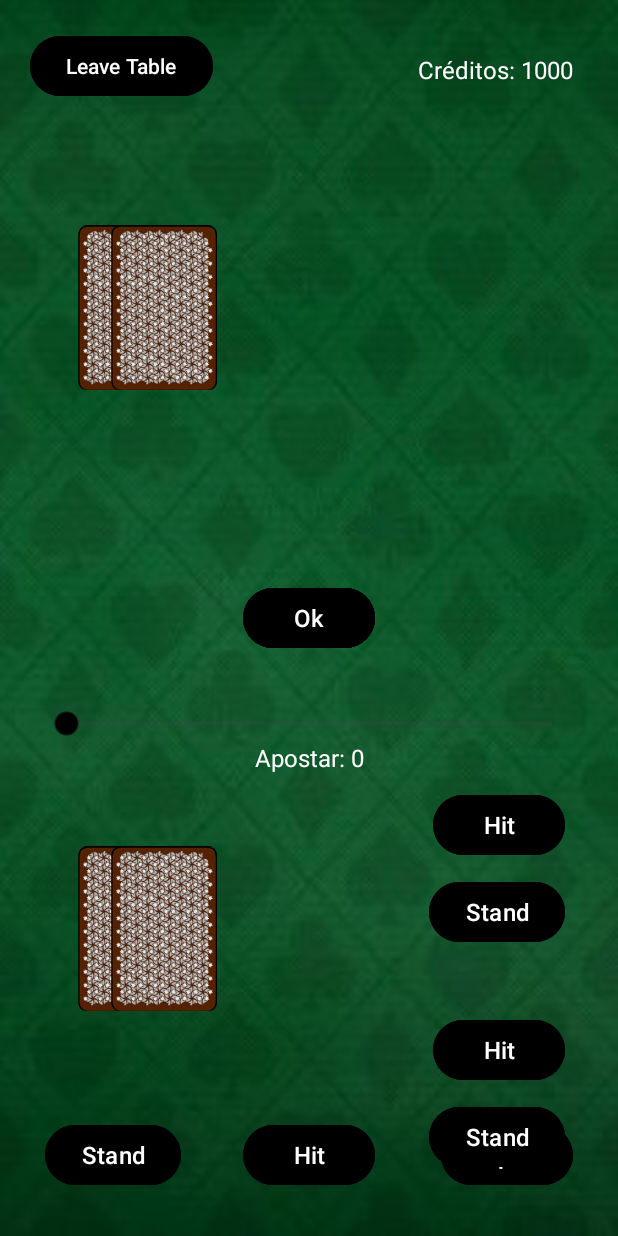
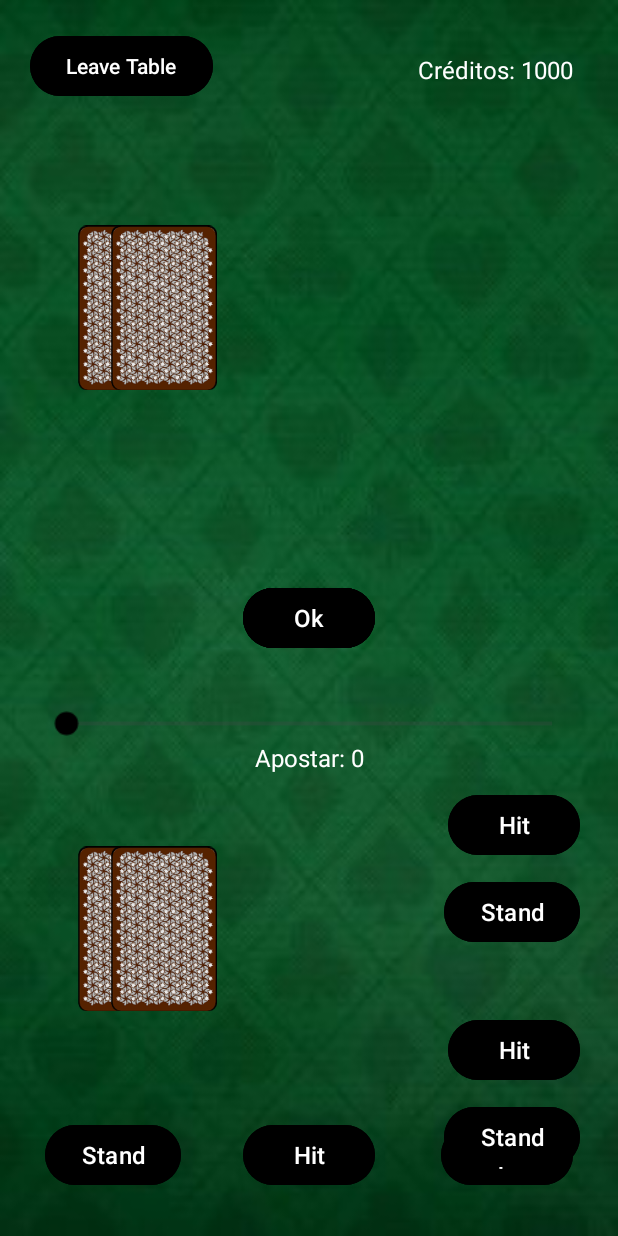
Before and after one commit to Metzenga04/Pocket-Vegas, an Android app: the layout activity_black_jack.xml on its own in the app's theme, with its tools: preview values and no code run, on a phone screen of 412 x 824 dp. Run offline under Robolectric (Android 15) with nearby library versions, the phone set to English and light mode, and no system bars.

Commit message:
Ok button and Dealer hand on the split option of the BlackJack

```diff
--- a/app/src/main/res/layout/activity_black_jack.xml
+++ b/app/src/main/res/layout/activity_black_jack.xml
@@ -6,6 +6,72 @@
     android:layout_height="match_parent"
     android:background="@drawable/mesadefundo"
     tools:context=".BlackJack">
+
+    <LinearLayout
+        android:id="@+id/linearDealer"
+        android:layout_width="300dp"
+        android:layout_height="110dp"
+        android:layout_marginStart="40dp"
+        android:layout_marginTop="150dp"
+        android:layout_marginEnd="50dp"
+        android:orientation="horizontal"
+        app:layout_constraintEnd_toEndOf="parent"
+        app:layout_constraintStart_toStartOf="parent"
+        app:layout_constraintTop_toTopOf="parent">
+
+        <ImageView
+            android:id="@+id/dealerCard"
+            android:layout_width="72dp"
+            android:layout_height="110dp"
+            android:layout_marginStart="0dp"
+            android:layout_marginTop="0dp"
+            android:layout_marginEnd="0dp"
+            android:src="@drawable/cardback" />
+
+        <ImageView
+            android:id="@+id/dealerCard2"
+            android:layout_width="72dp"
+            android:layout_height="110dp"
+            android:layout_marginStart="-50dp"
+            android:layout_marginTop="0dp"
+            android:layout_marginEnd="0dp"
+            android:src="@drawable/cardback" />
+
+        <ImageView
+            android:id="@+id/dealerCard3"
+            android:layout_width="72dp"
+            android:layout_height="110dp"
+            android:layout_marginStart="-50dp"
+            android:layout_marginTop="0dp"
+            android:layout_marginEnd="0dp" />
+
+        <ImageView
+            android:id="@+id/dealerCard4"
+            android:layout_width="72dp"
+            android:layout_height="110dp"
+            android:layout_marginStart="-50dp"
+            android:layout_marginTop="0dp"
+            android:layout_marginEnd="0dp"
+            android:layout_weight="0" />
+
+        <ImageView
+            android:id="@+id/dealerCard5"
+            android:layout_width="72dp"
+            android:layout_height="110dp"
+            android:layout_marginStart="-50dp"
+            android:layout_marginTop="0dp"
+            android:layout_marginEnd="0dp"
+            android:layout_weight="0" />
+
+        <ImageView
+            android:id="@+id/dealerCard6"
+            android:layout_width="72dp"
+            android:layout_height="110dp"
+            android:layout_marginStart="-50dp"
+            android:layout_marginTop="0dp"
+            android:layout_marginEnd="0dp"
+            android:layout_weight="0" />
+    </LinearLayout>
 
     <Button
         android:id="@+id/btnHit"
@@ -121,72 +187,6 @@
             android:layout_weight="0" />
     </LinearLayout>
 
-    <LinearLayout
-        android:id="@+id/linearDealer"
-        android:layout_width="300dp"
-        android:layout_height="110dp"
-        android:layout_marginStart="40dp"
-        android:layout_marginTop="150dp"
-        android:layout_marginEnd="50dp"
-        android:orientation="horizontal"
-        app:layout_constraintEnd_toEndOf="parent"
-        app:layout_constraintStart_toStartOf="parent"
-        app:layout_constraintTop_toTopOf="parent">
-
-        <ImageView
-            android:id="@+id/dealerCard"
-            android:layout_width="72dp"
-            android:layout_height="110dp"
-            android:layout_marginStart="0dp"
-            android:layout_marginTop="0dp"
-            android:layout_marginEnd="0dp"
-            android:src="@drawable/cardback" />
-
-        <ImageView
-            android:id="@+id/dealerCard2"
-            android:layout_width="72dp"
-            android:layout_height="110dp"
-            android:layout_marginStart="-50dp"
-            android:layout_marginTop="0dp"
-            android:layout_marginEnd="0dp"
-            android:src="@drawable/cardback" />
-
-        <ImageView
-            android:id="@+id/dealerCard3"
-            android:layout_width="72dp"
-            android:layout_height="110dp"
-            android:layout_marginStart="-50dp"
-            android:layout_marginTop="0dp"
-            android:layout_marginEnd="0dp" />
-
-        <ImageView
-            android:id="@+id/dealerCard4"
-            android:layout_width="72dp"
-            android:layout_height="110dp"
-            android:layout_marginStart="-50dp"
-            android:layout_marginTop="0dp"
-            android:layout_marginEnd="0dp"
-            android:layout_weight="0" />
-
-        <ImageView
-            android:id="@+id/dealerCard5"
-            android:layout_width="72dp"
-            android:layout_height="110dp"
-            android:layout_marginStart="-50dp"
-            android:layout_marginTop="0dp"
-            android:layout_marginEnd="0dp"
-            android:layout_weight="0" />
-
-        <ImageView
-            android:id="@+id/dealerCard6"
-            android:layout_width="72dp"
-            android:layout_height="110dp"
-            android:layout_marginStart="-50dp"
-            android:layout_marginTop="0dp"
-            android:layout_marginEnd="0dp"
-            android:layout_weight="0" />
-    </LinearLayout>
-
     <Button
         android:id="@+id/btnStartBJ"
         android:layout_width="88dp"
@@ -215,12 +215,12 @@
         android:id="@+id/dealerPoints"
         android:layout_width="wrap_content"
         android:layout_height="wrap_content"
-        android:layout_marginTop="10dp"
+        android:layout_marginBottom="10dp"
         android:textColor="@color/branco"
         android:textSize="16sp"
+        app:layout_constraintBottom_toTopOf="@+id/linearDealer"
         app:layout_constraintEnd_toEndOf="parent"
-        app:layout_constraintStart_toStartOf="parent"
-        app:layout_constraintTop_toBottomOf="@+id/linearDealer" />
+        app:layout_constraintStart_toStartOf="parent" />
 
     <TextView
         android:id="@+id/playerPoints"
@@ -281,8 +281,8 @@
         android:id="@+id/linearSplit1"
         android:layout_width="270dp"
         android:layout_height="110dp"
-        android:layout_marginStart="15dp"
-        android:layout_marginBottom="190dp"
+        android:layout_marginStart="25dp"
+        android:layout_marginBottom="193dp"
         android:orientation="horizontal"
         app:layout_constraintBottom_toBottomOf="parent"
         app:layout_constraintStart_toStartOf="parent">
@@ -347,11 +347,11 @@
         android:id="@+id/linearSplit2"
         android:layout_width="270dp"
         android:layout_height="110dp"
-        android:layout_marginStart="15dp"
+        android:layout_marginStart="25dp"
+        android:layout_marginBottom="43dp"
         android:orientation="horizontal"
         app:layout_constraintBottom_toBottomOf="parent"
-        app:layout_constraintStart_toStartOf="parent"
-        app:layout_constraintTop_toBottomOf="@+id/linearSplit1">
+        app:layout_constraintStart_toStartOf="parent">
 
         <ImageView
             android:id="@+id/card1Split2"
@@ -393,7 +393,7 @@
             android:id="@+id/card5Split2"
             android:layout_width="72dp"
             android:layout_height="110dp"
-            android:layout_marginStart="-30dp"
+            android:layout_marginStart="-50dp"
             android:layout_marginEnd="0dp"
             android:layout_marginBottom="0dp"
             android:layout_weight="0" />
@@ -402,10 +402,10 @@
             android:id="@+id/card6Split2"
             android:layout_width="72dp"
             android:layout_height="110dp"
-            android:layout_marginStart="-30dp"
+            android:layout_marginStart="-50dp"
             android:layout_marginEnd="0dp"
             android:layout_marginBottom="0dp"
-            android:layout_weight="0"/>
+            android:layout_weight="0" />
 
     </LinearLayout>
 
@@ -413,29 +413,29 @@
         android:id="@+id/playerPointsSplit2"
         android:layout_width="wrap_content"
         android:layout_height="wrap_content"
-        android:layout_marginEnd="130dp"
+        android:layout_marginStart="150dp"
         android:layout_marginBottom="10dp"
         android:textColor="@color/branco"
+        android:textSize="14sp"
         app:layout_constraintBottom_toTopOf="@+id/linearSplit2"
-        app:layout_constraintEnd_toEndOf="parent"
         app:layout_constraintStart_toStartOf="parent" />
 
     <TextView
         android:id="@+id/playerPointsSplit"
         android:layout_width="wrap_content"
         android:layout_height="wrap_content"
-        android:layout_marginEnd="130dp"
+        android:layout_marginStart="150dp"
         android:layout_marginBottom="10dp"
         android:textColor="@color/branco"
+        android:textSize="14sp"
         app:layout_constraintBottom_toTopOf="@+id/linearSplit1"
-        app:layout_constraintEnd_toEndOf="parent"
         app:layout_constraintStart_toStartOf="parent" />
 
     <Button
         android:id="@+id/btnHitSplit1"
         android:layout_width="wrap_content"
         android:layout_height="wrap_content"
-        android:layout_marginEnd="35dp"
+        android:layout_marginEnd="25dp"
         android:layout_marginBottom="250dp"
         android:backgroundTint="@color/preto"
         android:text="Hit"
@@ -447,7 +447,7 @@
         android:id="@+id/btnHitSplit2"
         android:layout_width="wrap_content"
         android:layout_height="wrap_content"
-        android:layout_marginEnd="35dp"
+        android:layout_marginEnd="25dp"
         android:layout_marginBottom="100dp"
         android:backgroundTint="@color/preto"
         android:text="Hit"
@@ -460,7 +460,7 @@
         android:layout_width="wrap_content"
         android:layout_height="wrap_content"
         android:layout_marginTop="10dp"
-        android:layout_marginEnd="35dp"
+        android:layout_marginEnd="25dp"
         android:backgroundTint="@color/preto"
         android:text="Stand"
         android:textSize="16sp"
@@ -472,7 +472,7 @@
         android:layout_width="wrap_content"
         android:layout_height="wrap_content"
         android:layout_marginTop="10dp"
-        android:layout_marginEnd="35dp"
+        android:layout_marginEnd="25dp"
         android:backgroundTint="@color/preto"
         android:text="Stand"
         android:textSize="16sp"
```
Also changed, not shown: app/src/main/java/pt/iade/guilhermeabrantes/blackjack/BlackJack.java (+170 -25 lines).
